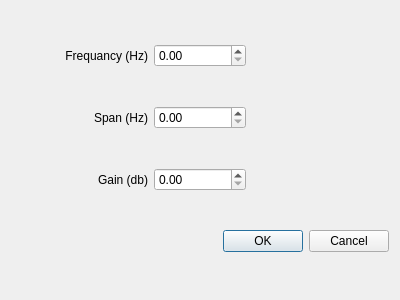
TravisCao/MusicMonster, file GUI/bandnotchdialog.ui: the form before one commit.
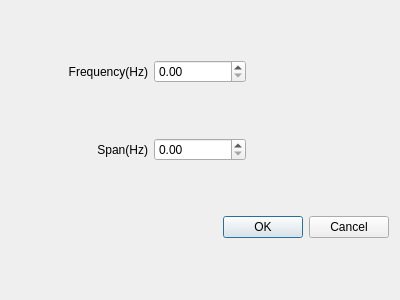
The form after the commit.

```diff
--- a/GUI/bandnotchdialog.ui
+++ b/GUI/bandnotchdialog.ui
@@ -17,7 +17,7 @@
    <item row="0" column="0">
     <widget class="QLabel" name="label">
      <property name="text">
-      <string>Frequancy (Hz)</string>
+      <string>Frequency(Hz)</string>
      </property>
      <property name="alignment">
       <set>Qt::AlignRight|Qt::AlignTrailing|Qt::AlignVCenter</set>
@@ -25,7 +25,11 @@
     </widget>
    </item>
    <item row="0" column="1">
-    <widget class="QDoubleSpinBox" name="doubleSpinBox"/>
+    <widget class="QDoubleSpinBox" name="freq">
+     <property name="maximum">
+      <double>400.000000000000000</double>
+     </property>
+    </widget>
    </item>
    <item row="0" column="2">
     <spacer name="horizontalSpacer">
@@ -43,7 +47,7 @@
    <item row="1" column="0">
     <widget class="QLabel" name="label_2">
      <property name="text">
-      <string>Span (Hz)</string>
+      <string>Span(Hz)</string>
      </property>
      <property name="alignment">
       <set>Qt::AlignRight|Qt::AlignTrailing|Qt::AlignVCenter</set>
@@ -51,7 +55,11 @@
     </widget>
    </item>
    <item row="1" column="1">
-    <widget class="QDoubleSpinBox" name="doubleSpinBox_2"/>
+    <widget class="QDoubleSpinBox" name="span">
+     <property name="maximum">
+      <double>100.000000000000000</double>
+     </property>
+    </widget>
    </item>
    <item row="1" column="2">
     <spacer name="horizontalSpacer_2">
@@ -66,33 +74,7 @@
      </property>
     </spacer>
    </item>
-   <item row="2" column="0">
-    <widget class="QLabel" name="label_3">
-     <property name="text">
-      <string>Gain (db)</string>
-     </property>
-     <property name="alignment">
-      <set>Qt::AlignRight|Qt::AlignTrailing|Qt::AlignVCenter</set>
-     </property>
-    </widget>
-   </item>
-   <item row="2" column="1">
-    <widget class="QDoubleSpinBox" name="doubleSpinBox_3"/>
-   </item>
-   <item row="2" column="2">
-    <spacer name="horizontalSpacer_3">
-     <property name="orientation">
-      <enum>Qt::Horizontal</enum>
-     </property>
-     <property name="sizeHint" stdset="0">
-      <size>
-       <width>131</width>
-       <height>20</height>
-      </size>
-     </property>
-    </spacer>
-   </item>
-   <item row="3" column="0" colspan="3">
+   <item row="2" column="0" colspan="3">
     <widget class="QDialogButtonBox" name="buttonBox">
      <property name="orientation">
       <enum>Qt::Horizontal</enum>
```
Left out of the diff: 8 changed lines with no effect on the pictures.
